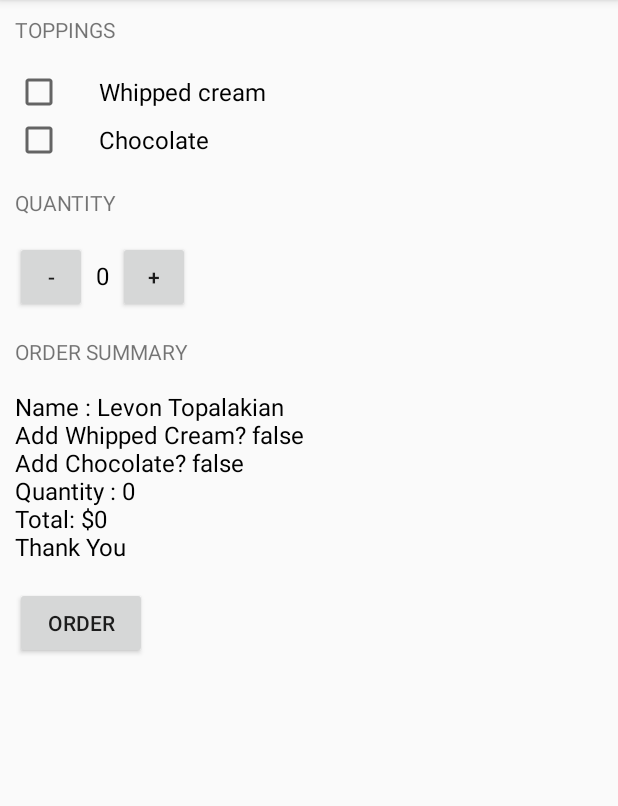
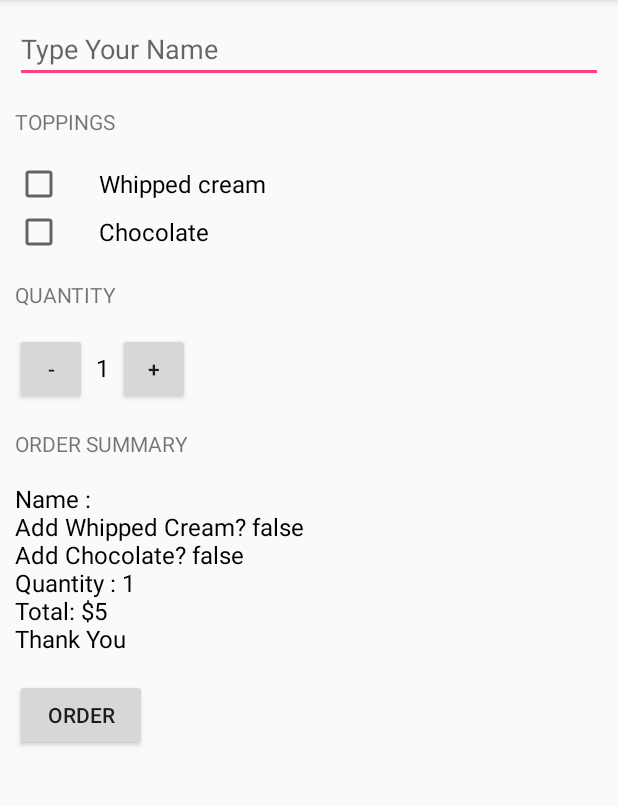
Before and after one commit to levontopalakian/AndroidStudioProjects, an Android app: the screen it shows after launch (MainActivity), after a tap on "ORDER", on a phone screen of 412 x 824 dp, the part 84-890 px from its top. Run offline under Robolectric (Android 15) with nearby library versions, the phone set to English and light mode, and no system bars.

Commit message:
corecting negative values

```diff
--- a/JustJava/app/src/main/java/com/example/android/justjava/MainActivity.java
+++ b/JustJava/app/src/main/java/com/example/android/justjava/MainActivity.java
@@ -4,7 +4,9 @@ import android.os.Bundle;
 import android.support.v7.app.AppCompatActivity;
 import android.view.View;
 import android.widget.CheckBox;
+import android.widget.EditText;
 import android.widget.TextView;
+import android.widget.Toast;
 
 public class MainActivity extends AppCompatActivity {
 
@@ -14,10 +16,10 @@ public class MainActivity extends AppCompatActivity {
         setContentView(R.layout.activity_main);
     }
 
-    int quantity = 0;
+    int quantity = 1;
 
-    private String createOrderSummery(int price, boolean haswhippedCream,boolean haschocolate) {
-        String priceMessage = "Name : Levon Topalakian";
+    private String createOrderSummery(int price, boolean haswhippedCream,boolean haschocolate,String customerName) {
+        String priceMessage = "Name : "+customerName;
         priceMessage += "\nAdd Whipped Cream? " + haswhippedCream;
         priceMessage += "\nAdd Chocolate? " + haschocolate;
         priceMessage += "\nQuantity : " + quantity;
@@ -31,26 +33,46 @@ public class MainActivity extends AppCompatActivity {
        //Log.v ("MainActivity","Has whipped cream: "+haswhippedCream);
         CheckBox whippedCream = (CheckBox) findViewById(R.id.whippedCream);
         boolean haswhippedCream = whippedCream.isChecked();
-        int price = calculatePrice();
         CheckBox chocolate = (CheckBox) findViewById(R.id.chocolate);
         boolean haschocolate = chocolate.isChecked();
-        createOrderSummery(price,haswhippedCream,haschocolate);
+        int price = calculatePrice(haswhippedCream,haschocolate);
+        EditText customername = (EditText) findViewById(R.id.nameinput);
+        String customerName = customername.getText().toString();
+        createOrderSummery(price,haswhippedCream,haschocolate,customerName);
     }
 
     public void increment(View view) {
+        if (quantity == 100){
+            Toast.makeText(this,"This is the maximum quantity",Toast.LENGTH_SHORT).show();
+            return;
+        }
         quantity++;
+
         display(quantity);
     }
 
     public void decrament(View view) {
+        if (quantity == 1){
+             Toast.makeText(this,"This is the minimum quantity",Toast.LENGTH_SHORT).show();
+            return;
+        }
         quantity--;
+
         display(quantity);
     }
 
 
 
-    private int calculatePrice() {
-        int price = quantity * 8;
+    private int calculatePrice(boolean haswhippedCream,boolean haschocolate) {
+        int addional = 0;
+        int coffe = 5;
+        if (haswhippedCream){
+            addional = addional+1;
+        }
+        if (haschocolate) {
+            addional = addional + 2;
+        }
+        int price = (coffe+addional)*quantity;
         return price;
 
     }
--- a/JustJava/app/src/main/res/layout/activity_main.xml
+++ b/JustJava/app/src/main/res/layout/activity_main.xml
@@ -11,6 +11,16 @@
         android:layout_margin="10dp"
         android:orientation="vertical"
         tools:context=".MainActivity">
+
+        <EditText
+            android:id="@+id/nameinput"
+            android:layout_width="match_parent"
+            android:layout_height="wrap_content"
+            android:layout_marginBottom="16dp"
+            android:hint="Type Your Name"
+            android:inputType="textCapWords"
+
+            />
 
         <TextView
             android:layout_width="wrap_content"
@@ -61,7 +71,7 @@
                 android:layout_height="wrap_content"
                 android:layout_marginLeft="6dp"
                 android:layout_marginRight="6dp"
-                android:text="0"
+                android:text="1"
                 android:textColor="@android:color/black"
                 android:textSize="16sp" />
 
@@ -72,7 +82,6 @@
                 android:onClick="increment"
                 android:text="+" />
         </LinearLayout>
-
 
 
         <TextView
```
